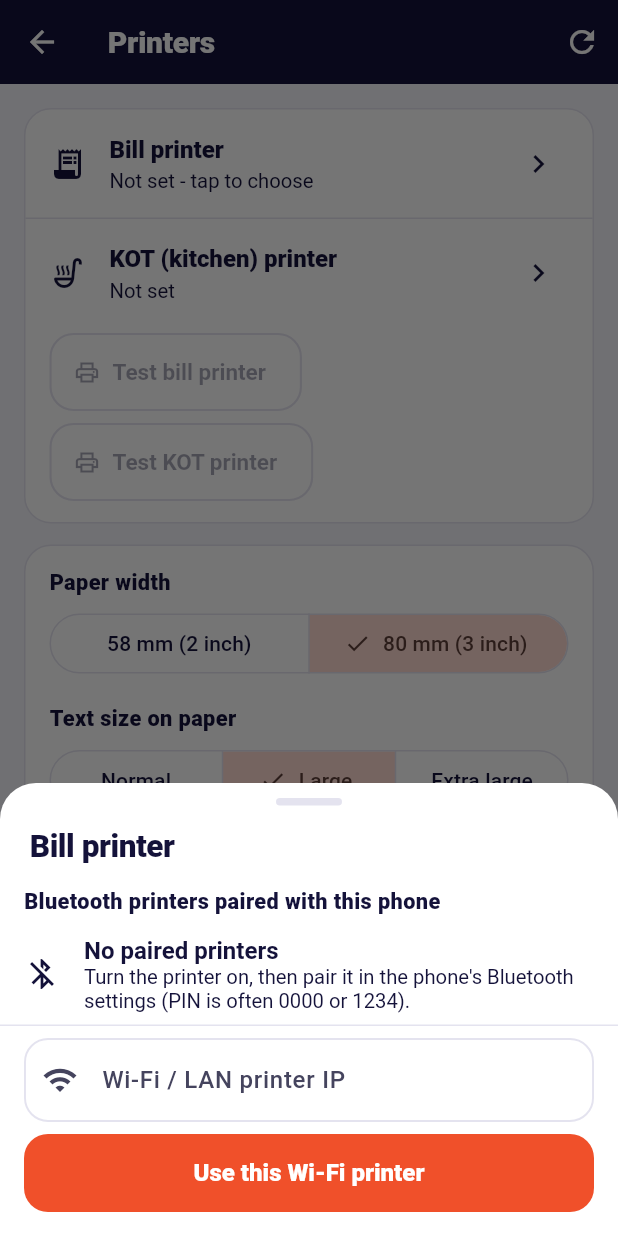
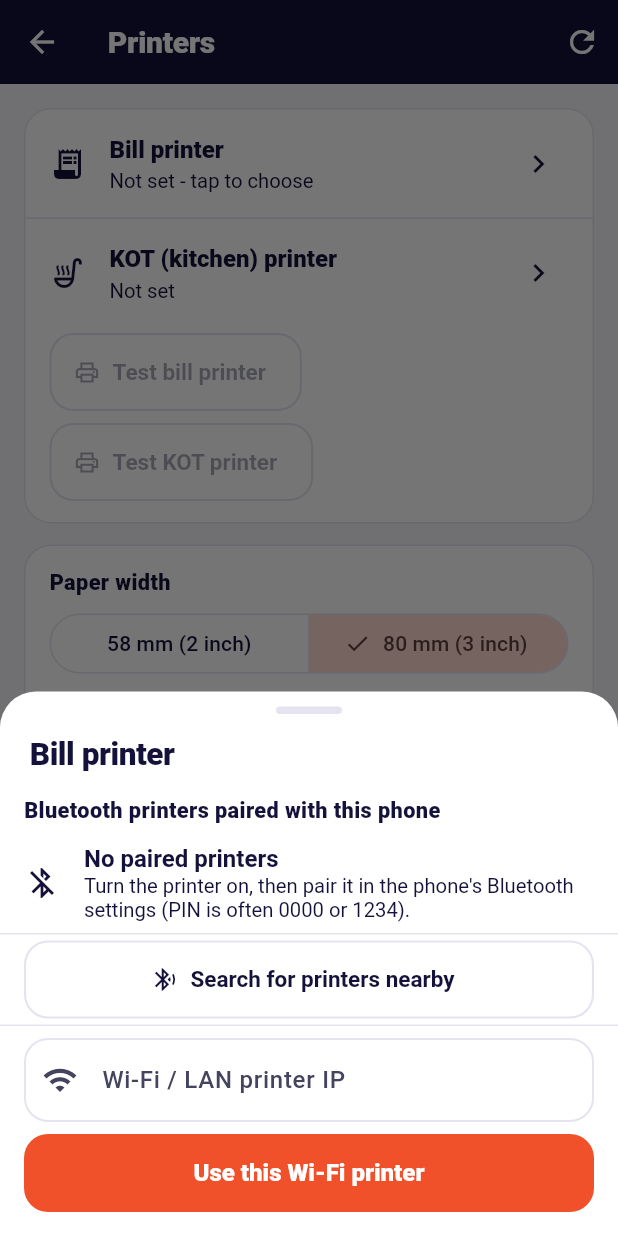
Before and after one commit to tinostechai-lgtm/hotelmanagement, a Flutter app: the PrintersScreen screen opened directly, after a tap on "Bill printer", on a phone screen of 412 x 824 dp. Run offline on Flutter 3.47's test engine with Material 3 defaults, Android fonts, the phone set to English and light mode, and no system bars; our stand-ins replace flutter_blue_plus, geolocator, permission_handler, shared_preferences, wakelock_plus; missing offline and left inert: mobile_scanner, print_bluetooth_thermal; accounts and stored records are empty; network calls fail.

Commit message:
Bluetooth printers: ask for Nearby devices permission, support BLE mobile printers
The print_bluetooth_thermal plugin never asks Android 12+ for the BLUETOOTH_CONNECT
('Nearby devices') permission, so printers could not be listed or connected.

- Ask for Nearby devices (and location) before listing / printing; if it was
  refused for good, offer to open the app's settings.
- 'Search for printers nearby' finds Bluetooth Low Energy printers (small 58 mm
  mobile printers such as Posiflow PSF-588 / SC588) and prints over BLE.
- Classic Bluetooth printers that refuse a connection are retried over BLE.
- Choosing a 58 mm portable printer sets the paper width to 58 mm.

Co-Authored-By: Claude Opus 5.5 <noreply@anthropic.com>
Claude-Session: https://claude.ai/code/session_01Gr1tPfvvRgpgoyKRUkQf8U

```diff
--- /dev/null
+++ b/mobile/lib/core/bt_printers.dart
@@ -0,0 +1,167 @@
+import 'dart:async';
+import 'dart:io';
+
+import 'package:flutter_blue_plus/flutter_blue_plus.dart';
+import 'package:permission_handler/permission_handler.dart';
+
+/// A printer found by a Bluetooth search.
+class FoundPrinter {
+  const FoundPrinter(this.id, this.name, this.rssi);
+  final String id;
+  final String name;
+  final int rssi;
+}
+
+/// Bluetooth helpers for thermal printers:
+/// * asks Android for the "Nearby devices" (and location) permission - without it Android
+///   silently blocks every printer;
+/// * prints over Bluetooth Low Energy (BLE), used by many small 58 mm "mobile printers"
+///   (Posiflow PSF-588 / SC588, Goojprt, MTP-II, Xprinter mini ...) that don't work over classic Bluetooth.
+class BtPrinters {
+  BtPrinters._();
+
+  /// Asks for the Bluetooth permissions. Returns true when printing over Bluetooth is allowed.
+  static Future<bool> ensurePermissions() async {
+    if (!Platform.isAndroid) return true;
+    try {
+      final st = await [Permission.bluetoothConnect, Permission.bluetoothScan, Permission.locationWhenInUse].request();
+      final connect = st[Permission.bluetoothConnect];
+      // Android 11 and older report "granted" for the new Bluetooth permissions.
+      return connect == null || connect.isGranted || connect.isLimited;
+    } catch (_) {
+      return true; // let the plugin try; it reports its own error
+    }
+  }
+
+  /// True when the user said "Don't allow" for good - only phone Settings can fix it.
+  static Future<bool> blockedForGood() async {
+    if (!Platform.isAndroid) return false;
+    try {
+      return await Permission.bluetoothConnect.isPermanentlyDenied;
+    } catch (_) {
+      return false;
+    }
+  }
+
+  static Future<bool> openSettings() => openAppSettings();
+
+  /// Searches for nearby Bluetooth (BLE) printers for [seconds].
+  static Future<List<FoundPrinter>> scan({int seconds = 6}) async {
+    if (!await ensurePermissions()) throw Exception('Allow "Nearby devices" for Servora first');
+    if (await FlutterBluePlus.isSupported == false) throw Exception('This phone has no Bluetooth');
+    if (FlutterBluePlus.adapterStateNow != BluetoothAdapterState.on && Platform.isAndroid) {
+      try {
+        await FlutterBluePlus.turnOn();
+      } catch (_) {
+        throw Exception('Turn on Bluetooth, then search again');
+      }
+    }
+    final found = <String, FoundPrinter>{};
+    final sub = FlutterBluePlus.onScanResults.listen((results) {
+      for (final r in results) {
+        final name = r.device.platformName.isNotEmpty ? r.device.platformName : r.advertisementData.advName;
+        if (name.isEmpty) continue; // printers always advertise a name
+        found[r.device.remoteId.str] = FoundPrinter(r.device.remoteId.str, name, r.rssi);
+      }
+    });
+    try {
+      await FlutterBluePlus.startScan(timeout: Duration(seconds: seconds), androidCheckLocationServices: false);
+      await FlutterBluePlus.isScanning.where((s) => s == false).first.timeout(Duration(seconds: seconds + 4));
+    } finally {
+      await sub.cancel();
+      try {
+        await FlutterBluePlus.stopScan();
+      } catch (_) {}
+    }
+    final list = found.values.toList()..sort((a, b) => b.rssi.compareTo(a.rssi));
+    // Likely printers first.
+    bool looksLikePrinter(FoundPrinter p) =>
+        RegExp(r'print|pos|psf|sc5|mtp|58|80|bt-?\d|xp|goj|rpp|pt-|mpt|thermal|receipt', caseSensitive: false).hasMatch(p.name);
+    list.sort((a, b) => (looksLikePrinter(b) ? 1 : 0) - (looksLikePrinter(a) ? 1 : 0));
+    return list;
+  }
+
+  // Write characteristics used by common thermal printers (service -> characteristic).
+  static final _known = <String, String>{
+    '000018f0-0000-1000-8000-00805f9b34fb': '00002af1-0000-1000-8000-00805f9b34fb',
+    '0000ff00-0000-1000-8000-00805f9b34fb': '0000ff02-0000-1000-8000-00805f9b34fb',
+    'e7810a71-73ae-499d-8c15-faa9aef0c3f2': 'bef8d6c9-9c21-4c9e-b632-bd58c1009f9f',
+    '49535343-fe7d-4ae5-8fa9-9fafd205e455': '49535343-8841-43f4-a8d4-ecbe34729bb3',
+    '0000fee7-0000-1000-8000-00805f9b34fb': '0000fec7-0000-1000-8000-00805f9b34fb',
+  };
+
+  static BluetoothDevice? _device;
+  static BluetoothCharacteristic? _char;
+
+  /// Sends ESC/POS bytes to the BLE printer [id] (its Bluetooth address on Android).
+  static Future<void> printBle(String id, List<int> bytes) async {
+    if (!await ensurePermissions()) {
+      throw Exception('Allow "Nearby devices" (Bluetooth) for Servora in phone Settings, then try again');
+    }
+    var dev = _device;
+    if (dev == null || dev.remoteId.str != id || !dev.isConnected || _char == null) {
+      await disconnect();
+      dev = BluetoothDevice.fromId(id);
+      try {
+        await dev.connect(timeout: const Duration(seconds: 10));
+      } catch (_) {
+        throw Exception('Could not connect to the printer - is it switched on and close by?');
+      }
+      _char = await _findWriter(dev);
+      if (_char == null) {
+        await dev.disconnect();
+        throw Exception('This Bluetooth device does not accept printing');
+      }
+      _device = dev;
+    }
+    final ch = _char!;
+    final noResponse = ch.properties.writeWithoutResponse;
+    // Small pieces with a short pause: cheap printers drop data that arrives too fast.
+    final size = (dev.mtuNow - 3).clamp(20, 180);
+    try {
+      for (var i = 0; i < bytes.length; i += size) {
+        final end = (i + size < bytes.length) ? i + size : bytes.length;
+        await ch.write(bytes.sublist(i, end), withoutResponse: noResponse);
+        if (noResponse) await Future<void>.delayed(const Duration(milliseconds: 15));
+      }
+    } catch (e) {
+      await disconnect();
+      throw Exception('Printer stopped receiving - try again');
+    }
+  }
+
+  static Future<BluetoothCharacteristic?> _findWriter(BluetoothDevice dev) async {
+    final services = await dev.discoverServices();
+    bool canWrite(BluetoothCharacteristic c) => c.properties.write || c.properties.writeWithoutResponse;
+    for (final s in services) {
+      final want = _known[s.uuid.str128.toLowerCase()];
+      if (want == null) continue;
+      for (final c in s.characteristics) {
+        if (c.uuid.str128.toLowerCase() == want && canWrite(c)) return c;
+      }
+      for (final c in s.characteristics) {
+        if (canWrite(c)) return c;
+      }
+    }
+    // Unknown printer: first writable characteristic outside the standard Bluetooth services.
+    for (final s in services) {
+      final u = s.uuid.str128.toLowerCase();
+      if (u.startsWith('00001800') || u.startsWith('00001801') || u.startsWith('0000180a')) continue;
+      for (final c in s.characteristics) {
+        if (canWrite(c)) return c;
+      }
+    }
+    return null;
+  }
+
+  static Future<void> disconnect() async {
+    final d = _device;
+    _device = null;
+    _char = null;
+    if (d != null) {
+      try {
+        await d.disconnect();
+      } catch (_) {}
+    }
+  }
+}
--- a/mobile/lib/core/config.dart
+++ b/mobile/lib/core/config.dart
@@ -92,8 +92,10 @@ class AppConfig extends ChangeNotifier {
 
   /// Printer for a job kind: 'bt:<mac>' or 'lan:<ip:port>', or null when this phone has none.
   String? targetFor(String kind) {
-    if (kind == 'kot' && hasKotPrinter) return kotBtMac.isNotEmpty ? 'bt:$kotBtMac' : 'lan:$kotLan';
-    if (btPrinterMac.isNotEmpty) return 'bt:$btPrinterMac';
+    // A Bluetooth printer is stored as its address ('bt:' classic) or 'ble:<address>' (Bluetooth Low Energy).
+    String bt(String mac) => mac.startsWith('ble:') ? mac : 'bt:$mac';
+    if (kind == 'kot' && hasKotPrinter) return kotBtMac.isNotEmpty ? bt(kotBtMac) : 'lan:$kotLan';
+    if (btPrinterMac.isNotEmpty) return bt(btPrinterMac);
     if (fallbackLanPrinter.isNotEmpty) return 'lan:$fallbackLanPrinter';
     return null;
   }
--- a/mobile/lib/screens/printers_screen.dart
+++ b/mobile/lib/screens/printers_screen.dart
@@ -4,6 +4,7 @@ import 'package:provider/provider.dart';
 
 import '../brand/theme.dart';
 import '../core/api_client.dart';
+import '../core/bt_printers.dart';
 import '../core/config.dart';
 import '../core/format.dart';
 import '../core/json.dart';
@@ -55,12 +56,28 @@ class _PrintersScreenState extends State<PrintersScreen> {
     final config = context.read<AppConfig>();
     List<BluetoothInfo> paired = const [];
     String? btError;
-    try {
-      paired = await PrintBluetoothThermal.pairedBluetooths.timeout(const Duration(seconds: 6), onTimeout: () => const []);
-    } catch (e) {
-      btError = 'Bluetooth is off or not allowed';
+    // Android 12+ blocks every Bluetooth printer until "Nearby devices" is allowed - ask first.
+    if (!await BtPrinters.ensurePermissions()) {
+      btError = 'Bluetooth not allowed';
+      final blocked = await BtPrinters.blockedForGood();
+      if (!mounted) return;
+      if (blocked) {
+        final open = await confirm(context, 'Allow Bluetooth for Servora',
+            'Printing needs the "Nearby devices" permission.\n\nTap Open settings > Permissions > Nearby devices > Allow.',
+            ok: 'Open settings');
+        if (open) await BtPrinters.openSettings();
+      }
+    } else {
+      try {
+        paired = await PrintBluetoothThermal.pairedBluetooths.timeout(const Duration(seconds: 6), onTimeout: () => const []);
+      } catch (e) {
+        btError = 'Bluetooth is off';
+      }
     }
     if (!mounted) return;
+    List<FoundPrinter>? nearby;
+    var searching = false;
+    String? searchError;
     final lan = TextEditingController(text: kot ? config.kotLan : config.fallbackLanPrinter);
     final picked = await showSheet<String>(
       context,
@@ -91,6 +108,53 @@ class _PrintersScreenState extends State<PrintersScreen> {
               subtitle: Text(d.macAdress),
               onTap: () => Navigator.pop(ctx, 'bt:${d.macAdress}|${d.name}'),
             ),
+          const Divider(),
+          // Small "mobile printers" (e.g. Posiflow PSF-588) often only show up in a Bluetooth search.
+          StatefulBuilder(
+            builder: (ctx2, setLocal) => Column(crossAxisAlignment: CrossAxisAlignment.stretch, children: [
+              Padding(
+                padding: const EdgeInsets.fromLTRB(16, 4, 16, 4),
+                child: OutlinedButton.icon(
+                  onPressed: searching
+                      ? null
+                      : () async {
+                          setLocal(() {
+                            searching = true;
+                            searchError = null;
+                          });
+                          try {
+                            nearby = await BtPrinters.scan();
+                          } catch (e) {
+                            searchError = e.toString().replaceFirst('Exception: ', '');
+                          }
+                          setLocal(() => searching = false);
+                        },
+                  icon: searching
+                      ? const SizedBox(width: 18, height: 18, child: CircularProgressIndicator(strokeWidth: 2))
+                      : const Icon(Icons.bluetooth_searching),
+                  label: Text(searching ? 'Searching… keep the printer on' : 'Search for printers nearby'),
+                ),
+              ),
+              if (searchError != null)
+                Padding(
+                  padding: const EdgeInsets.symmetric(horizontal: 16, vertical: 4),
+                  child: Text(searchError!, style: const TextStyle(color: Brand.danger)),
+                ),
+              if (nearby != null && nearby!.isEmpty)
+                const ListTile(
+                  leading: Icon(Icons.info_outline),
+                  title: Text('No printer found'),
+                  subtitle: Text('Switch the printer on (hold the power button), close other printing apps, and search again.'),
+                ),
+              for (final d in nearby ?? const <FoundPrinter>[])
+                ListTile(
+                  leading: const Icon(Icons.print_outlined),
+                  title: Text(d.name),
+                  subtitle: Text('Found nearby · ${d.id}'),
+                  onTap: () => Navigator.pop(ctx, 'bt:ble:${d.id}|${d.name}'),
+                ),
+            ]),
+          ),
           const Divider(),
           Padding(
             padding: const EdgeInsets.fromLTRB(16, 8, 16, 8),
@@ -135,6 +199,12 @@ class _PrintersScreenState extends State<PrintersScreen> {
         await config.setFallbackLanPrinter(picked.substring(4));
       }
     }
+    // Small portable printers (Posiflow PSF-588 / SC588 and similar) use 58 mm paper.
+    final nm = picked.toLowerCase();
+    if (RegExp(r'58|psf|sc5|mobile|mini|mtp|pt-?2').hasMatch(nm.split('|').last) && config.paperWidth != 58) {
+      await config.setPrintOptions(paper: 58);
+      if (mounted) toast(context, 'Paper width set to 58 mm for this printer');
+    }
     if (mounted) context.read<PrintService>().refreshState();
   }
 
@@ -164,7 +234,7 @@ class _PrintersScreenState extends State<PrintersScreen> {
     final mac = kot ? c.kotBtMac : c.btPrinterMac;
     final name = kot ? c.kotBtName : c.btPrinterName;
     final lan = kot ? c.kotLan : c.fallbackLanPrinter;
-    if (mac.isNotEmpty) return 'Bluetooth · ${name.isEmpty ? mac : name}';
+    if (mac.isNotEmpty) return 'Bluetooth · ${name.isEmpty ? mac.replaceFirst('ble:', '') : name}';
     if (lan.isNotEmpty) return 'Wi-Fi · $lan';
     return 'Not set - tap to choose';
   }
--- a/mobile/pubspec.yaml
+++ b/mobile/pubspec.yaml
@@ -19,6 +19,8 @@ dependencies:
   mobile_scanner: ^7.1.4
   print_bluetooth_thermal: ^1.1.2
   wakelock_plus: ^1.2.8
+  permission_handler: ^11.3.1
+  flutter_blue_plus: ^1.35.5
 
 dev_dependencies:
   flutter_test:
```
Also changed, not shown: mobile/lib/core/print_service.dart (+15 -4 lines), 1 other file.
